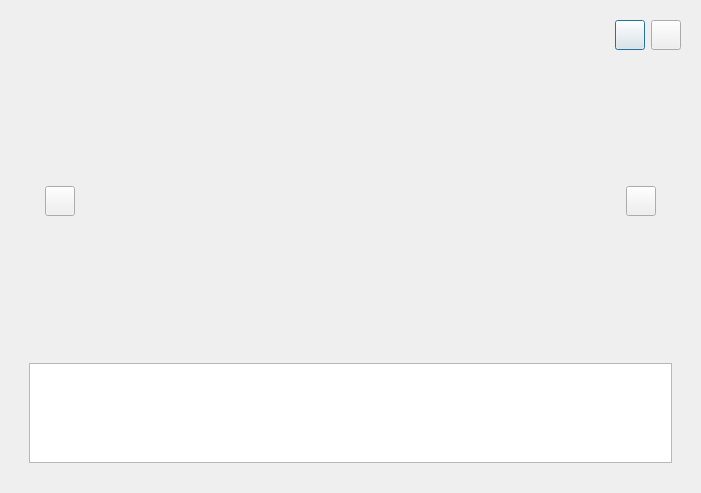
Qt form slideshowdialog.ui (Sprinining/qt-album) before a commit.
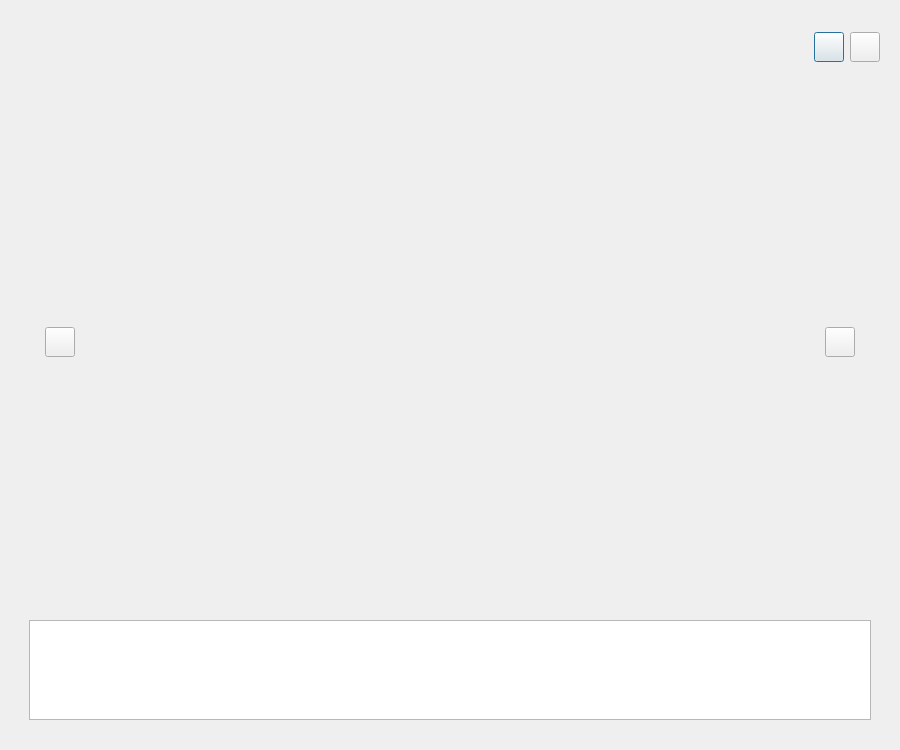
The same form after that commit. Custom widgets are drawn as their Qt base class.

Commit message: style: 修改窗口大小

```diff
--- a/slideshowdialog.ui
+++ b/slideshowdialog.ui
@@ -6,8 +6,8 @@
    <rect>
     <x>0</x>
     <y>0</y>
-    <width>701</width>
-    <height>493</height>
+    <width>900</width>
+    <height>750</height>
    </rect>
   </property>
   <property name="windowTitle">
@@ -166,6 +166,12 @@
      <layout class="QHBoxLayout" name="horizontalLayout">
       <item>
        <widget class="QWidget" name="widget" native="true">
+        <property name="sizePolicy">
+         <sizepolicy hsizetype="Preferred" vsizetype="Preferred">
+          <horstretch>0</horstretch>
+          <verstretch>0</verstretch>
+         </sizepolicy>
+        </property>
         <property name="minimumSize">
          <size>
           <width>0</width>
```
